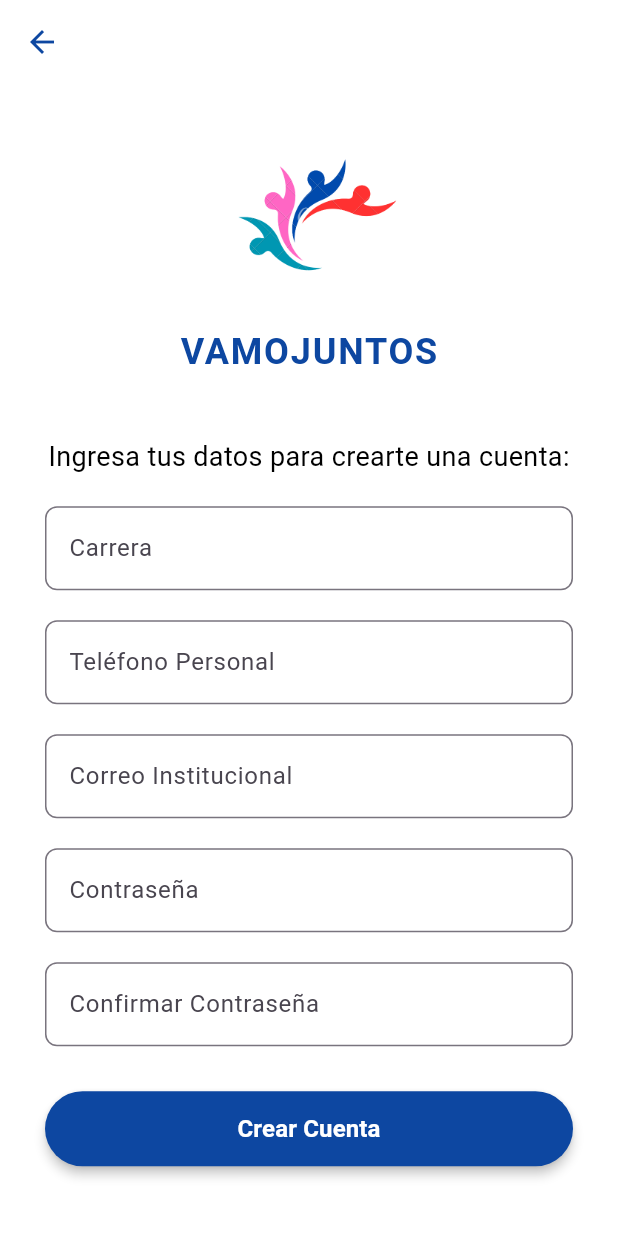
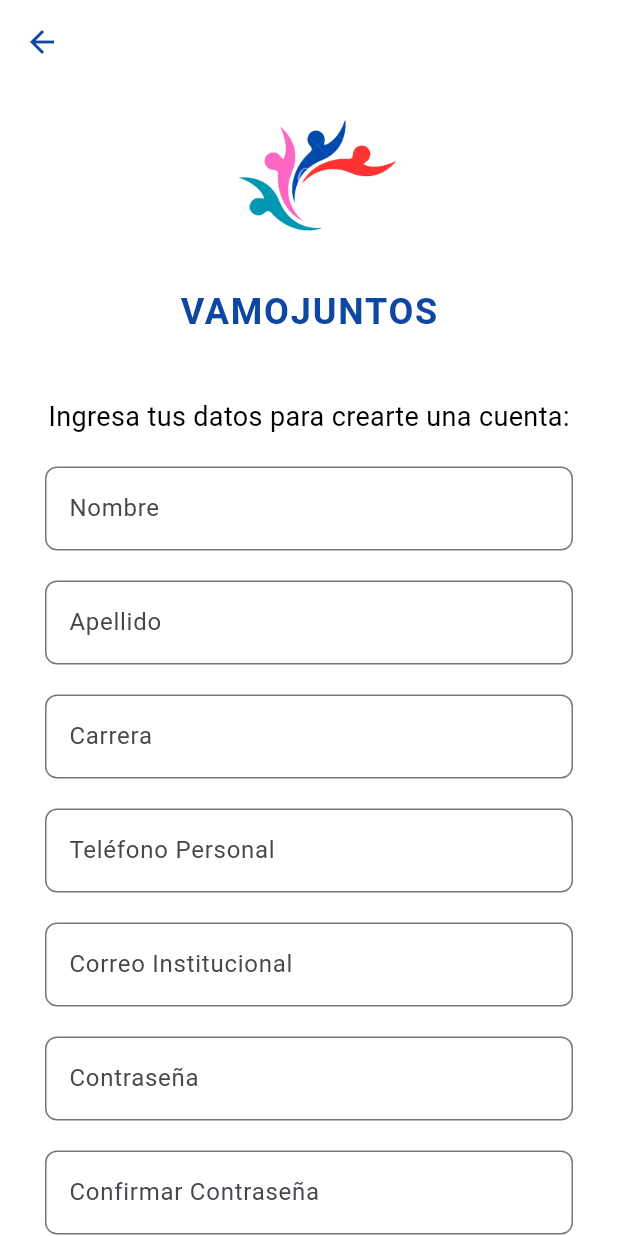
Before and after one commit to javierpepito/Proyecto-AppMovil-VamosJuntos, a Flutter app: the RegisterScreen screen opened directly, on a phone screen of 412 x 824 dp. Run offline on Flutter 3.47's test engine with Material 3 defaults, Android fonts, the light colour scheme and no system bars; our stand-ins replace supabase_flutter; accounts and stored records are empty; network calls fail.

Commit message:
Se agregaron campos a usuario

```diff
--- a/app_vamos_juntos/lib/models/user_model.dart
+++ b/app_vamos_juntos/lib/models/user_model.dart
@@ -1,19 +1,28 @@
 class UserModel {
   final String id;
+  final String nombre;
+  final String apellido;
   final String email;
   final String carrera;
   final String telefonoPersonal;
 
   UserModel({
     required this.id,
+    required this.nombre,
+    required this.apellido,
     required this.email,
     required this.carrera,
     required this.telefonoPersonal,
   });
 
+  // Nombre completo
+  String get nombreCompleto => '$nombre $apellido';
+
   factory UserModel.fromJson(Map<String, dynamic> json) {
     return UserModel(
       id: json['id'] as String,
+      nombre: json['nombre'] as String? ?? '',
+      apellido: json['apellido'] as String? ?? '',
       email: json['email'] as String,
       carrera: json['carrera'] as String? ?? '',
       telefonoPersonal: json['telefono_personal'] as String? ?? '',
@@ -23,6 +32,8 @@ class UserModel {
   Map<String, dynamic> toJson() {
     return {
       'id': id,
+      'nombre': nombre,
+      'apellido': apellido,
       'email': email,
       'carrera': carrera,
       'telefono_personal': telefonoPersonal,
--- a/app_vamos_juntos/lib/screens/home_screen.dart
+++ b/app_vamos_juntos/lib/screens/home_screen.dart
@@ -24,7 +24,7 @@ class _HomeScreenState extends State<HomeScreen> {
     try {
       final user = await _authService.getUserProfile();
       setState(() {
-        _userName = user.carrera;
+        _userName = user.nombreCompleto;  // Usa el getter nombreCompleto
         _isLoading = false;
       });
     } catch (e) {
--- a/app_vamos_juntos/lib/screens/register_screen.dart
+++ b/app_vamos_juntos/lib/screens/register_screen.dart
@@ -10,6 +10,8 @@ class RegisterScreen extends StatefulWidget {
 }
 
 class _RegisterScreenState extends State<RegisterScreen> {
+  final _nombreController = TextEditingController();
+  final _apellidoController = TextEditingController();
   final _carreraController = TextEditingController();
   final _telefonoController = TextEditingController();
   final _emailController = TextEditingController();
@@ -20,6 +22,8 @@ class _RegisterScreenState extends State<RegisterScreen> {
 
   @override
   void dispose() {
+    _nombreController.dispose();
+    _apellidoController.dispose();
     _carreraController.dispose();
     _telefonoController.dispose();
     _emailController.dispose();
@@ -40,6 +44,8 @@ class _RegisterScreenState extends State<RegisterScreen> {
 
     try {
       await _authService.signUp(
+        nombre: _nombreController.text,
+        apellido: _apellidoController.text,
         email: _emailController.text,
         password: _passwordController.text,
         carrera: _carreraController.text,
@@ -94,6 +100,26 @@ class _RegisterScreenState extends State<RegisterScreen> {
                 const Text('Ingresa tus datos para crearte una cuenta:', style: TextStyle(fontSize: 18, color: Colors.black)),
                 const SizedBox(height: 20),
 
+                // Campo Nombre
+                TextField(
+                  controller: _nombreController,
+                  decoration: InputDecoration(
+                    border: OutlineInputBorder(borderRadius: BorderRadius.circular(8)),
+                    labelText: 'Nombre',
+                  ),
+                ),
+                const SizedBox(height: 20),
+
+                // Campo Apellido
+                TextField(
+                  controller: _apellidoController,
+                  decoration: InputDecoration(
+                    border: OutlineInputBorder(borderRadius: BorderRadius.circular(8)),
+                    labelText: 'Apellido',
+                  ),
+                ),
+                const SizedBox(height: 20),
+
                 TextField(controller: _carreraController, decoration: InputDecoration(border: OutlineInputBorder(borderRadius: BorderRadius.circular(8)), labelText: 'Carrera')),
                 const SizedBox(height: 20),
                 TextField(controller: _telefonoController, decoration: InputDecoration(border: OutlineInputBorder(borderRadius: BorderRadius.circular(8)), labelText: 'Teléfono Personal'), keyboardType: TextInputType.phone),
--- a/app_vamos_juntos/lib/services/auth_service.dart
+++ b/app_vamos_juntos/lib/services/auth_service.dart
@@ -39,8 +39,10 @@ class AuthService {
     }
   }
 
-  // Registrar usuario
+  // Registrar usuario - ACTUALIZADO CON NOMBRE Y APELLIDO
   Future<UserModel> signUp({
+    required String nombre,
+    required String apellido,
     required String email,
     required String password,
     required String carrera,
@@ -62,6 +64,8 @@ class AuthService {
 
       final profileData = {
         'id': response.user!.id,
+        'nombre': nombre.trim(),
+        'apellido': apellido.trim(),
         'carrera': carrera.trim(),
         'telefono_personal': telefono.trim(),
         'email': email.trim(),
```
